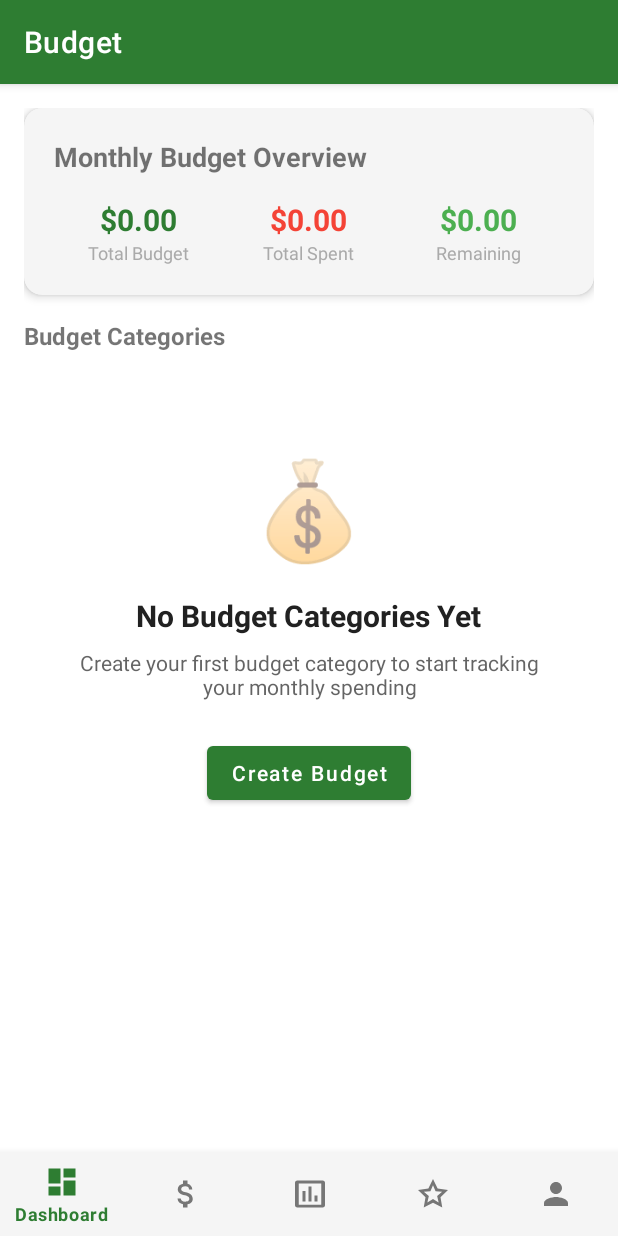
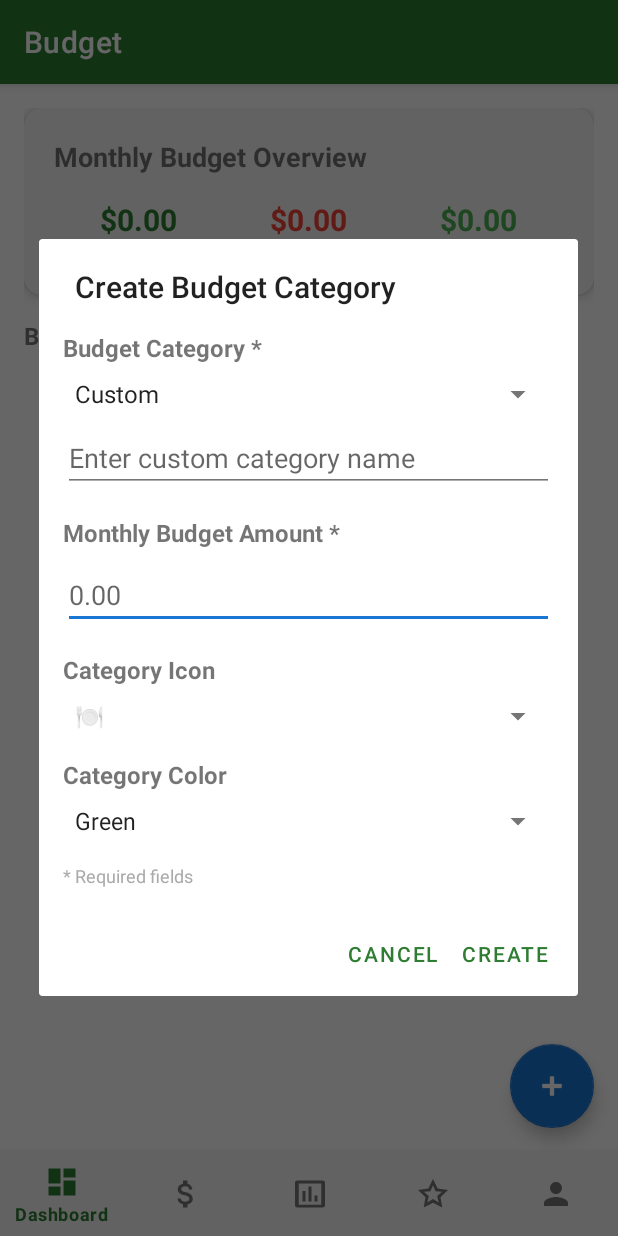
Before and after one commit to BraedonRoss/CP3406-Finance-Tracker, an Android app: the BudgetFragment screen opened through its navigation route, after a tap on "Create Budget", on a phone screen of 412 x 824 dp. Run offline under Robolectric (Android 15) with nearby library versions, the phone set to English and light mode, and no system bars; our stand-ins replace Room's generated code, navigation-ui.

Commit message:
Implement comprehensive budget creation functionality

```diff
--- a/app/src/main/java/com/cp3406/financetracker/ui/budget/BudgetFragment.kt
+++ b/app/src/main/java/com/cp3406/financetracker/ui/budget/BudgetFragment.kt
@@ -4,10 +4,12 @@ import android.os.Bundle
 import android.view.LayoutInflater
 import android.view.View
 import android.view.ViewGroup
+import android.widget.Toast
 import androidx.fragment.app.Fragment
 import androidx.lifecycle.ViewModelProvider
 import androidx.recyclerview.widget.LinearLayoutManager
 import com.cp3406.financetracker.databinding.FragmentBudgetBinding
+import com.cp3406.financetracker.ui.dialogs.AddBudgetDialog
 import java.text.NumberFormat
 import java.util.Locale
 
@@ -42,9 +44,20 @@ class BudgetFragment : Fragment() {
 
     private fun setupClickListeners() {
         binding.addBudgetButton.setOnClickListener {
-            // TODO: Open add budget dialog
-            android.widget.Toast.makeText(context, "Add budget functionality coming soon!", android.widget.Toast.LENGTH_SHORT).show()
+            showAddBudgetDialog()
         }
+
+        binding.fabAddBudget.setOnClickListener {
+            showAddBudgetDialog()
+        }
+    }
+
+    private fun showAddBudgetDialog() {
+        val dialog = AddBudgetDialog(requireContext()) { category, amount, icon, color ->
+            viewModel.addBudget(category, amount, icon, color)
+            Toast.makeText(context, "Budget category '$category' created successfully!", Toast.LENGTH_SHORT).show()
+        }
+        dialog.show()
     }
 
     private fun observeViewModel() {
--- /dev/null
+++ b/app/src/main/java/com/cp3406/financetracker/ui/dialogs/AddBudgetDialog.kt
@@ -0,0 +1,93 @@
+package com.cp3406.financetracker.ui.dialogs
+
+import android.app.AlertDialog
+import android.content.Context
+import android.view.LayoutInflater
+import android.widget.*
+import com.cp3406.financetracker.R
+
+class AddBudgetDialog(
+    private val context: Context,
+    private val onBudgetAdded: (String, Double, String, String) -> Unit
+) {
+
+    fun show() {
+        val dialogView = LayoutInflater.from(context).inflate(R.layout.dialog_add_budget, null)
+
+        val categorySpinner = dialogView.findViewById<Spinner>(R.id.spinner_budget_category)
+        val customCategoryInput = dialogView.findViewById<EditText>(R.id.edit_custom_category)
+        val budgetAmountInput = dialogView.findViewById<EditText>(R.id.edit_budget_amount)
+        val iconSpinner = dialogView.findViewById<Spinner>(R.id.spinner_budget_icon)
+        val colorSpinner = dialogView.findViewById<Spinner>(R.id.spinner_budget_color)
+
+        // Setup category spinner
+        val categories = arrayOf(
+            "Custom", "Food & Dining", "Transportation", "Shopping",
+            "Entertainment", "Bills & Utilities", "Health & Fitness",
+            "Education", "Travel", "Insurance", "Other"
+        )
+        val categoryAdapter = ArrayAdapter(context, android.R.layout.simple_spinner_item, categories)
+        categoryAdapter.setDropDownViewResource(android.R.layout.simple_spinner_dropdown_item)
+        categorySpinner.adapter = categoryAdapter
+
+        // Setup icon spinner
+        val icons = arrayOf("🍽️", "🚗", "🛍️", "🎬", "💡", "💪", "📚", "✈️", "🛡️", "📱", "💰")
+        val iconAdapter = ArrayAdapter(context, android.R.layout.simple_spinner_item, icons)
+        iconAdapter.setDropDownViewResource(android.R.layout.simple_spinner_dropdown_item)
+        iconSpinner.adapter = iconAdapter
+
+        // Setup color spinner
+        val colors = arrayOf("Green", "Blue", "Orange", "Purple", "Red", "Teal", "Pink")
+        val colorValues = arrayOf("#4CAF50", "#2196F3", "#FF9800", "#9C27B0", "#F44336", "#009688", "#E91E63")
+        val colorAdapter = ArrayAdapter(context, android.R.layout.simple_spinner_item, colors)
+        colorAdapter.setDropDownViewResource(android.R.layout.simple_spinner_dropdown_item)
+        colorSpinner.adapter = colorAdapter
+
+        // Handle category selection
+        categorySpinner.onItemSelectedListener = object : AdapterView.OnItemSelectedListener {
+            override fun onItemSelected(parent: AdapterView<*>?, view: android.view.View?, position: Int, id: Long) {
+                if (position == 0) { // Custom
+                    customCategoryInput.visibility = android.view.View.VISIBLE
+                } else {
+                    customCategoryInput.visibility = android.view.View.GONE
+                }
+            }
+
+            override fun onNothingSelected(parent: AdapterView<*>?) {}
+        }
+
+        val dialog = AlertDialog.Builder(context)
+            .setTitle("Create Budget Category")
+            .setView(dialogView)
+            .setPositiveButton("Create") { _, _ ->
+                val selectedCategory = if (categorySpinner.selectedItemPosition == 0) {
+                    customCategoryInput.text.toString().trim()
+                } else {
+                    categorySpinner.selectedItem.toString()
+                }
+
+                val budgetAmountText = budgetAmountInput.text.toString().trim()
+                val selectedIcon = iconSpinner.selectedItem.toString()
+                val selectedColor = colorValues[colorSpinner.selectedItemPosition]
+
+                if (selectedCategory.isNotEmpty() && budgetAmountText.isNotEmpty()) {
+                    try {
+                        val budgetAmount = budgetAmountText.toDouble()
+                        if (budgetAmount > 0) {
+                            onBudgetAdded(selectedCategory, budgetAmount, selectedIcon, selectedColor)
+                        } else {
+                            Toast.makeText(context, "Please enter a positive amount", Toast.LENGTH_SHORT).show()
+                        }
+                    } catch (e: NumberFormatException) {
+                        Toast.makeText(context, "Please enter a valid amount", Toast.LENGTH_SHORT).show()
+                    }
+                } else {
+                    Toast.makeText(context, "Please fill in all required fields", Toast.LENGTH_SHORT).show()
+                }
+            }
+            .setNegativeButton("Cancel", null)
+            .create()
+
+        dialog.show()
+    }
+}
--- /dev/null
+++ b/app/src/main/res/layout/dialog_add_budget.xml
@@ -0,0 +1,89 @@
+<?xml version="1.0" encoding="utf-8"?>
+<LinearLayout xmlns:android="http://schemas.android.com/apk/res/android"
+    android:layout_width="match_parent"
+    android:layout_height="wrap_content"
+    android:orientation="vertical"
+    android:padding="16dp">
+
+    <!-- Category Selection -->
+    <TextView
+        android:layout_width="wrap_content"
+        android:layout_height="wrap_content"
+        android:text="Budget Category *"
+        android:textSize="16sp"
+        android:textStyle="bold"
+        android:layout_marginBottom="8dp" />
+
+    <Spinner
+        android:id="@+id/spinner_budget_category"
+        android:layout_width="match_parent"
+        android:layout_height="wrap_content"
+        android:layout_marginBottom="8dp" />
+
+    <!-- Custom Category Input (hidden by default) -->
+    <EditText
+        android:id="@+id/edit_custom_category"
+        android:layout_width="match_parent"
+        android:layout_height="wrap_content"
+        android:hint="Enter custom category name"
+        android:inputType="text"
+        android:visibility="gone"
+        android:layout_marginBottom="16dp" />
+
+    <!-- Budget Amount -->
+    <TextView
+        android:layout_width="wrap_content"
+        android:layout_height="wrap_content"
+        android:text="Monthly Budget Amount *"
+        android:textSize="16sp"
+        android:textStyle="bold"
+        android:layout_marginBottom="8dp" />
+
+    <EditText
+        android:id="@+id/edit_budget_amount"
+        android:layout_width="match_parent"
+        android:layout_height="wrap_content"
+        android:hint="0.00"
+        android:inputType="numberDecimal"
+        android:layout_marginBottom="16dp" />
+
+    <!-- Icon Selection -->
+    <TextView
+        android:layout_width="wrap_content"
+        android:layout_height="wrap_content"
+        android:text="Category Icon"
+        android:textSize="16sp"
+        android:textStyle="bold"
+        android:layout_marginBottom="8dp" />
+
+    <Spinner
+        android:id="@+id/spinner_budget_icon"
+        android:layout_width="match_parent"
+        android:layout_height="wrap_content"
+        android:layout_marginBottom="16dp" />
+
+    <!-- Color Selection -->
+    <TextView
+        android:layout_width="wrap_content"
+        android:layout_height="wrap_content"
+        android:text="Category Color"
+        android:textSize="16sp"
+        android:textStyle="bold"
+        android:layout_marginBottom="8dp" />
+
+    <Spinner
+        android:id="@+id/spinner_budget_color"
+        android:layout_width="match_parent"
+        android:layout_height="wrap_content"
+        android:layout_marginBottom="8dp" />
+
+    <!-- Help Text -->
+    <TextView
+        android:layout_width="wrap_content"
+        android:layout_height="wrap_content"
+        android:text="* Required fields"
+        android:textSize="12sp"
+        android:textColor="@android:color/darker_gray"
+        android:layout_marginTop="8dp" />
+
+</LinearLayout>
--- a/app/src/main/res/layout/fragment_budget.xml
+++ b/app/src/main/res/layout/fragment_budget.xml
@@ -1,11 +1,19 @@
 <?xml version="1.0" encoding="utf-8"?>
-<ScrollView xmlns:android="http://schemas.android.com/apk/res/android"
+<androidx.constraintlayout.widget.ConstraintLayout xmlns:android="http://schemas.android.com/apk/res/android"
     xmlns:app="http://schemas.android.com/apk/res-auto"
     xmlns:tools="http://schemas.android.com/tools"
     android:layout_width="match_parent"
     android:layout_height="match_parent"
+    tools:context=".ui.budget.BudgetFragment">
+
+<ScrollView
+    android:layout_width="0dp"
+    android:layout_height="0dp"
     android:padding="16dp"
-    tools:context=".ui.budget.BudgetFragment">
+    app:layout_constraintTop_toTopOf="parent"
+    app:layout_constraintBottom_toBottomOf="parent"
+    app:layout_constraintStart_toStartOf="parent"
+    app:layout_constraintEnd_toEndOf="parent">
 
     <LinearLayout
         android:layout_width="match_parent"
@@ -184,3 +192,14 @@
     </LinearLayout>
 
 </ScrollView>
+
+<com.google.android.material.floatingactionbutton.FloatingActionButton
+    android:id="@+id/fab_add_budget"
+    android:layout_width="wrap_content"
+    android:layout_height="wrap_content"
+    android:layout_margin="16dp"
+    android:src="@android:drawable/ic_input_add"
+    app:layout_constraintBottom_toBottomOf="parent"
+    app:layout_constraintEnd_toEndOf="parent" />
+
+</androidx.constraintlayout.widget.ConstraintLayout>
```
